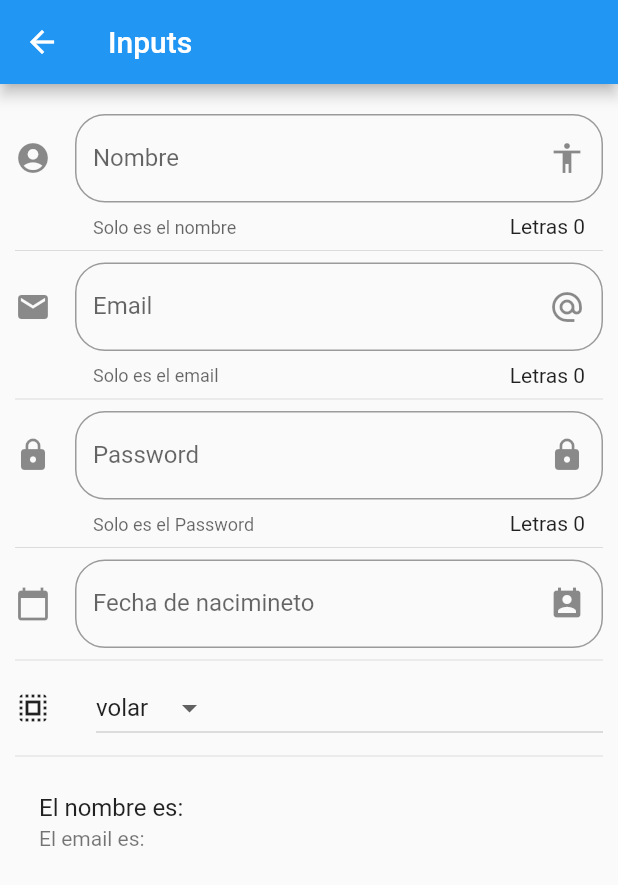
After one commit to deiniresendiz/GalleryWidgetsFlutter, a Flutter app: the InputPage screen opened by its route, on a phone screen of 412 x 824 dp. The commit adds this screen. Shown: the top 885 px of the screen. Run offline on Flutter 3.47's test engine with Material 2 defaults, Android fonts, the phone set to English and light mode, and no system bars; network calls fail.

Commit message:
se añadieron distintos widgets como inputs, listas y card

```diff
--- a/lib/src/pages/home_page.dart
+++ b/lib/src/pages/home_page.dart
@@ -20,6 +20,7 @@ class HomePage extends StatelessWidget {
 
     return FutureBuilder(
       future: menuProvider.cargarData(),
+      initialData: [],
       builder: ( context, AsyncSnapshot<List<dynamic>> snapshot ){
         return ListView(
           children: _listaItems(snapshot.data, context),
@@ -30,6 +31,7 @@ class HomePage extends StatelessWidget {
 
   List<Widget> _listaItems(List<dynamic> data, BuildContext context) {
     final List<Widget> optiones = [];
+
     data.forEach((opt){
       final widgetTemp = ListTile(
         title: Text(opt['texto']),
--- /dev/null
+++ b/lib/src/pages/input_page.dart
@@ -0,0 +1,183 @@
+import 'package:flutter/cupertino.dart';
+import 'package:flutter/material.dart';
+
+class InputPage extends StatefulWidget {
+  @override
+  _InputPageState createState() => _InputPageState();
+}
+
+class _InputPageState extends State<InputPage> {
+  String _nombre = "";
+  String _email = "";
+  String _fecha ="";
+  String _opcionSelecionada = 'volar';
+  List<String> _poderes = ['volar','rayos x','fuego'];
+  TextEditingController _inputFieldController = new TextEditingController();
+  @override
+  Widget build(BuildContext context) {
+    return Scaffold(
+      appBar: AppBar(
+        title: Text('Inputs'),
+      ),
+      body: ListView(
+        padding: EdgeInsets.symmetric(horizontal: 10.0,vertical: 20.0),
+        children: <Widget>[
+          _createInput(),
+          Divider(),
+          _createEmail(),
+          Divider(),
+          _createPassword(),
+          Divider(),
+          createDate(context),
+          Divider(),
+          _createDropdown(),
+          Divider(),
+          _createPerson(),
+        ],
+      ),
+    );
+  }
+
+  Widget _createInput() {
+    return TextField(
+      //autofocus: true,
+      textCapitalization: TextCapitalization.sentences,
+      decoration: InputDecoration(
+        border: OutlineInputBorder(
+          borderRadius: BorderRadius.circular(20.0)
+        ),
+        counter:  Text("Letras ${ _nombre.length}"),
+        hintText: 'Nombre de la persona',
+        labelText: 'Nombre',
+        helperText: 'Solo es el nombre',
+        suffixIcon: Icon(Icons.accessibility),
+        icon: Icon(Icons.account_circle)
+      ),
+      onChanged: (valor) {
+
+        setState(() {
+          _nombre = valor;
+        });
+      },
+    );
+  }
+
+  Widget _createPerson() {
+    return ListTile(
+      title: Text('El nombre es: ${ _nombre}'),
+      subtitle: Text('El email es: ${ _email}'),
+    );
+  }
+
+  Widget _createEmail() {
+    return TextField(
+      //autofocus: true,
+      keyboardType: TextInputType.emailAddress,
+      decoration: InputDecoration(
+          border: OutlineInputBorder(
+              borderRadius: BorderRadius.circular(20.0)
+          ),
+          counter:  Text("Letras ${ _email.length}"),
+          hintText: 'Correo electronico',
+          labelText: 'Email',
+          helperText: 'Solo es el email',
+          suffixIcon: Icon(Icons.alternate_email),
+          icon: Icon(Icons.email)
+      ),
+      onChanged: (valor)=> setState(() {
+          _email = valor;
+        }),
+    );
+  }
+
+  Widget _createPassword() {
+    return TextField(
+      //autofocus: true,
+      obscureText: true,
+      decoration: InputDecoration(
+          border: OutlineInputBorder(
+              borderRadius: BorderRadius.circular(20.0)
+          ),
+          counter:  Text("Letras ${ _nombre.length}"),
+          hintText: 'Password',
+          labelText: 'Password',
+          helperText: 'Solo es el Password',
+          suffixIcon: Icon(Icons.lock),
+          icon: Icon(Icons.lock)
+      ),
+      onChanged: (valor)=> setState(() {
+        _email = valor;
+      }),
+    );
+  }
+
+  Widget createDate(BuildContext context) {
+    return TextField(
+        //autofocus: true,
+      controller: _inputFieldController,
+        enableInteractiveSelection: false,
+        decoration: InputDecoration(
+        border: OutlineInputBorder(
+        borderRadius: BorderRadius.circular(20.0)
+    ),
+    hintText: 'Fecha de nacimiento',
+    labelText: 'Fecha de nacimineto',
+    suffixIcon: Icon(Icons.perm_contact_calendar),
+    icon: Icon(Icons.calendar_today)
+    ),
+    onTap: (){
+          FocusScope.of(context).requestFocus(new FocusNode());
+          _selectDate(context);
+    },
+    );
+  }
+
+  _selectDate(BuildContext context) async {
+    DateTime picket = await showDatePicker(
+      context:  context,
+      initialDate: new DateTime.now(),
+      firstDate: new DateTime(2018),
+      lastDate: new DateTime(2022),
+      locale: Locale('es','ES')
+    );
+
+    if(picket != null){
+      setState(() {
+        _fecha = picket.toString();
+        _inputFieldController.text = _fecha;
+      });
+    }
+  }
+
+  List<DropdownMenuItem<String>> getOpcionesDropdown() {
+    List<DropdownMenuItem<String>> lista = new List();
+    _poderes.forEach((poder){
+      lista.add(DropdownMenuItem(
+        child: Text(poder),
+        value: poder,
+      ));
+    });
+    return lista;
+  }
+
+  Widget _createDropdown() {
+    return Row(
+      children: <Widget>[
+        Icon(Icons.select_all),
+        SizedBox(width: 30.0),
+        Expanded(
+          child: DropdownButton(
+            value: _opcionSelecionada,
+            items: getOpcionesDropdown(),
+            onChanged: (opt){
+              print(opt);
+              setState(() {
+                _opcionSelecionada = opt;
+              });
+            },
+          ),
+        ),
+      ],
+    );
+  }
+}
--- a/pubspec.yaml
+++ b/pubspec.yaml
@@ -18,6 +18,8 @@ environment:
 
 dependencies:
   flutter:
+    sdk: flutter
+  flutter_localizations:
     sdk: flutter
 
   # The following adds the Cupertino Icons font to your application.
```
Also changed, not shown: data/menu-opts.json (+20 -0 lines), lib/main.dart (+12 -0 lines), lib/src/pages/alert_page.dart (+39 -0 lines), lib/src/pages/animated_container.dart (added, +59 -0 lines), lib/src/pages/avatar_page.dart (+9 -0 lines), lib/src/pages/card_page.dart (+24 -2 lines), lib/src/pages/listview_page.dart (added, +130 -0 lines), lib/src/pages/slider_page.dart (added, +90 -0 lines), lib/src/routes/routes.dart (+12 -4 lines), lib/src/utils/icons_string_util.dart (+7 -2 lines), pubspec.lock.
